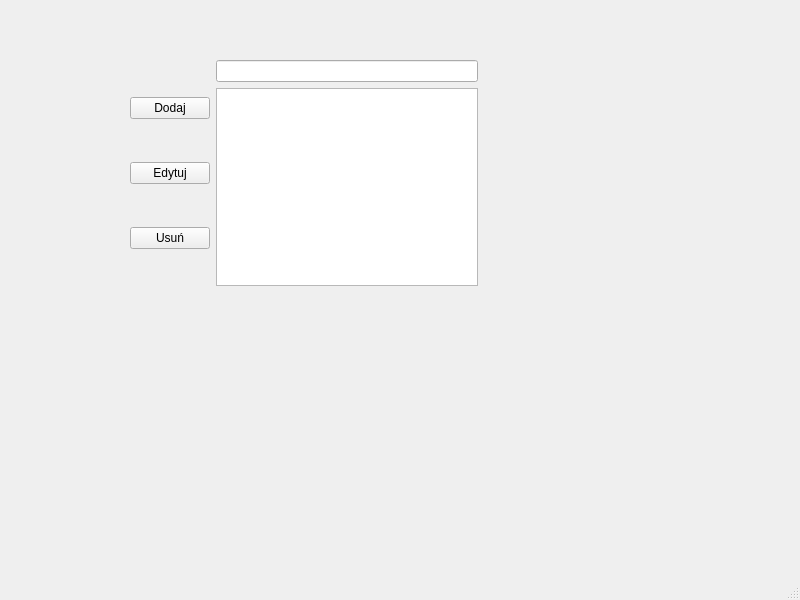
Qt form mainwindow.ui (DomaszDomingo/NewestMagazyn) before a commit.
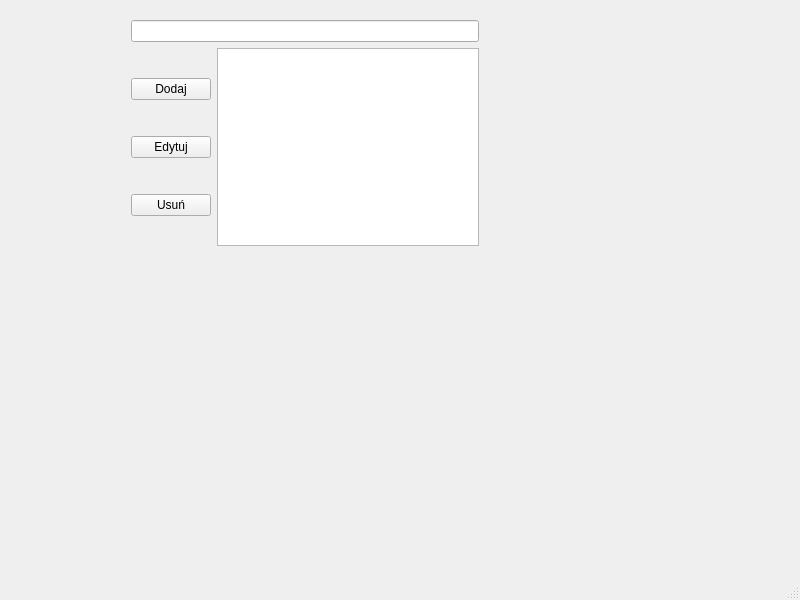
The same form after that commit.

```diff
--- a/mainwindow.ui
+++ b/mainwindow.ui
@@ -17,12 +17,17 @@
    <widget class="QWidget" name="">
     <property name="geometry">
      <rect>
-      <x>130</x>
-      <y>60</y>
+      <x>131</x>
+      <y>20</y>
       <width>348</width>
       <height>226</height>
      </rect>
     </property>
+    <layout class="QVBoxLayout" name="verticalLayout_2">
+     <item>
+      <widget class="QLineEdit" name="filterLineEdit"/>
+     </item>
+     <item>
     <layout class="QHBoxLayout" name="horizontalLayout">
      <item>
       <layout class="QVBoxLayout" name="verticalLayout">
@@ -50,12 +55,7 @@
       </layout>
      </item>
      <item>
-      <layout class="QVBoxLayout" name="verticalLayout_2">
-       <item>
-        <widget class="QLineEdit" name="filterLineEdit"/>
-       </item>
-       <item>
-        <widget class="QTableView" name="materialsTableView"/>
+        <widget class="QTableView" name="partsTableView"/>
        </item>
       </layout>
      </item>
```
Lines whose indentation alone changed are shown as unchanged.
